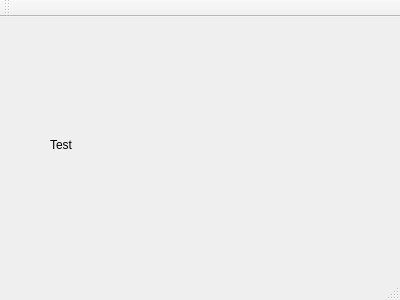
First picture: the form in QtApplication/mainwindow.ui, repository RTEP-zero-to-one/FacialDecoration, before the edit.
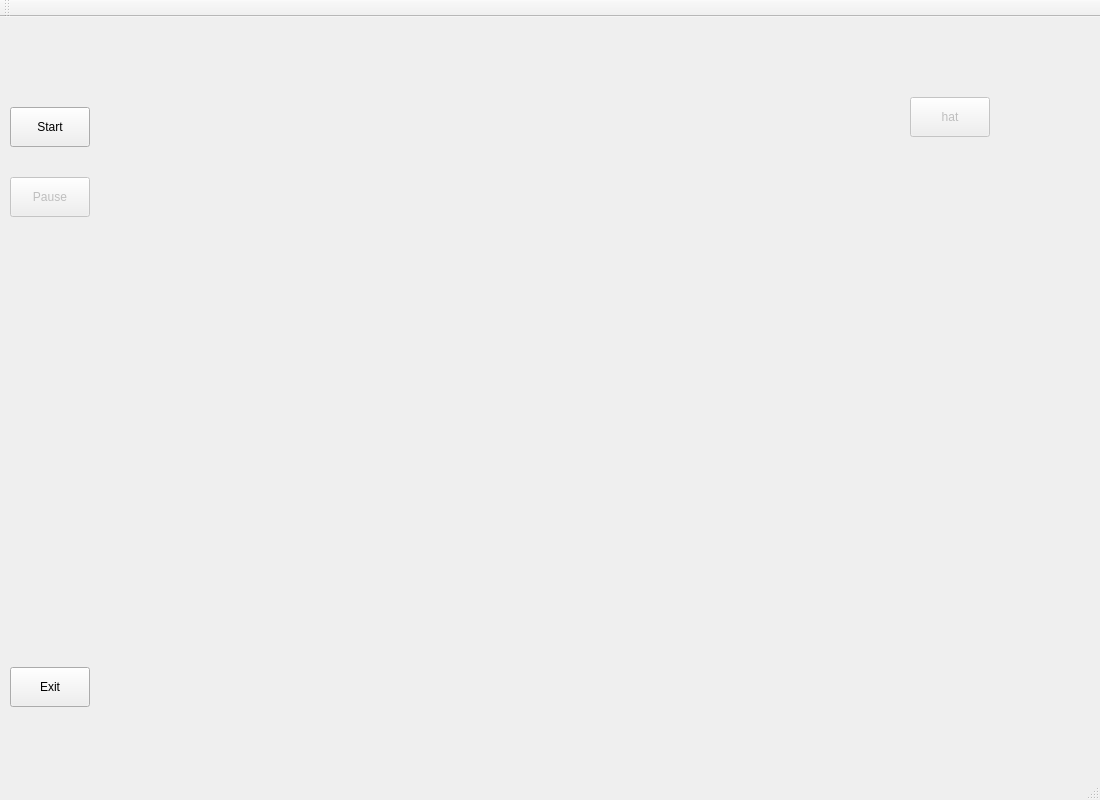
Second picture: the form after the edit.

```diff
--- a/QtApplication/mainwindow.ui
+++ b/QtApplication/mainwindow.ui
@@ -6,25 +6,95 @@
    <rect>
     <x>0</x>
     <y>0</y>
-    <width>400</width>
-    <height>300</height>
+    <width>1100</width>
+    <height>800</height>
    </rect>
   </property>
   <property name="windowTitle">
    <string>MainWindow</string>
   </property>
   <widget class="QWidget" name="centralWidget">
-   <widget class="QLabel" name="label">
+   <widget class="QPushButton" name="startButton">
     <property name="geometry">
      <rect>
-      <x>50</x>
-      <y>120</y>
-      <width>311</width>
-      <height>16</height>
+      <x>10</x>
+      <y>90</y>
+      <width>80</width>
+      <height>40</height>
      </rect>
     </property>
     <property name="text">
-     <string>Test</string>
+     <string>Start</string>
+    </property>
+    <property name="checkable">
+     <bool>false</bool>
+    </property>
+   </widget>
+   <widget class="QPushButton" name="pauseButton">
+    <property name="enabled">
+     <bool>false</bool>
+    </property>
+    <property name="geometry">
+     <rect>
+      <x>10</x>
+      <y>160</y>
+      <width>80</width>
+      <height>40</height>
+     </rect>
+    </property>
+    <property name="text">
+     <string>Pause</string>
+    </property>
+   </widget>
+   <widget class="QLabel" name="cameraShow">
+    <property name="geometry">
+     <rect>
+      <x>100</x>
+      <y>90</y>
+      <width>800</width>
+      <height>600</height>
+     </rect>
+    </property>
+    <property name="frameShape">
+     <enum>QFrame::NoFrame</enum>
+    </property>
+    <property name="text">
+     <string/>
+    </property>
+   </widget>
+   <widget class="QPushButton" name="hatDecoration">
+    <property name="enabled">
+     <bool>false</bool>
+    </property>
+    <property name="geometry">
+     <rect>
+      <x>910</x>
+      <y>80</y>
+      <width>80</width>
+      <height>40</height>
+     </rect>
+    </property>
+    <property name="text">
+     <string>hat</string>
+    </property>
+    <property name="checkable">
+     <bool>true</bool>
+    </property>
+   </widget>
+   <widget class="QPushButton" name="quitButton">
+    <property name="geometry">
+     <rect>
+      <x>10</x>
+      <y>650</y>
+      <width>80</width>
+      <height>40</height>
+     </rect>
+    </property>
+    <property name="text">
+     <string>Exit</string>
+    </property>
+    <property name="checkable">
+     <bool>false</bool>
     </property>
    </widget>
   </widget>
```
Left out of the diff: 4 changed lines with no effect on the pictures.
